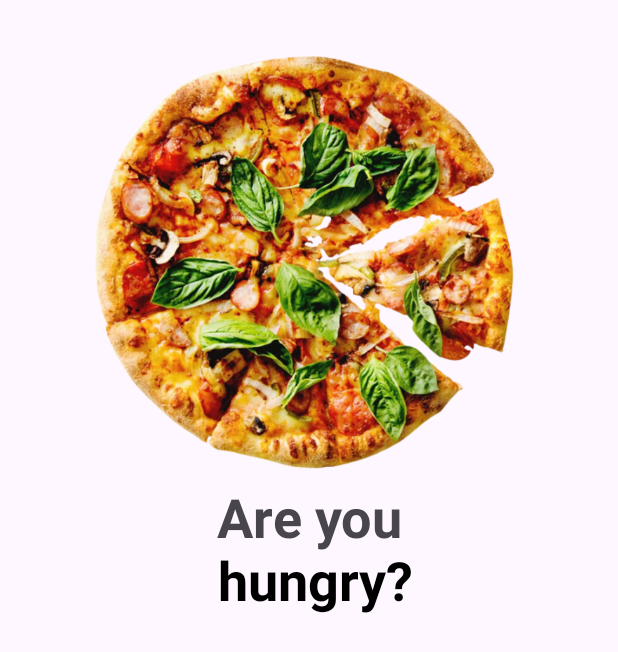
After one commit to onicacristina/HouseOfPizza-xml-version, an Android app: the layout fragment_get_started.xml on its own in the app's theme, with its tools: preview values and no code run, on a phone screen of 412 x 824 dp. The commit adds this screen. Shown: the top 652 px of the screen. Run offline under Robolectric (Android 15) with nearby library versions, the phone set to English and light mode, and no system bars.

Commit message:
get started screen

```diff
--- /dev/null
+++ b/app/src/main/res/layout/fragment_get_started.xml
@@ -0,0 +1,25 @@
+<?xml version="1.0" encoding="utf-8"?>
+<LinearLayout xmlns:android="http://schemas.android.com/apk/res/android"
+    xmlns:tools="http://schemas.android.com/tools"
+    android:layout_width="match_parent"
+    android:layout_height="match_parent"
+    android:orientation="vertical"
+    tools:context=".presentation.get_started.GetStartedFragment">
+
+    <ImageView
+        android:id="@+id/ivPizza"
+        android:layout_width="match_parent"
+        android:layout_height="290dp"
+        android:layout_marginTop="30dp"
+        android:src="@drawable/pizza_img" />
+
+    <TextView
+        android:id="@+id/tvTitle"
+        android:layout_width="match_parent"
+        android:layout_height="match_parent"
+        android:textStyle="bold"
+        android:textSize="36dp"
+        android:textAlignment="center"
+        android:text="@string/are_you_hungry" />
+
+</LinearLayout>
--- a/app/src/main/res/values/strings.xml
+++ b/app/src/main/res/values/strings.xml
@@ -5,4 +5,8 @@
     <string name="orders">Orders</string>
     <string name="settings">Settings</string>
     <string name="contact">Contact</string>
+
+    <!-- Get started -->
+    <string name="get_started">Get started</string>
+    <string name="are_you_hungry">Are you\n <font color="#FA5BO1">hungry?</font></string>
 </resources>
```
Also changed, not shown: app/src/main/java/com/example/myapplication/presentation/get_started/GetStartedFragment.kt (added, +39 -0 lines), app/src/main/java/com/example/myapplication/presentation/get_started/GetStartedViewModel.kt (added, +7 -0 lines), app/src/main/res/drawable/round_button.xml (added, +9 -0 lines), app/src/main/res/values/themes.xml (+12 -0 lines), app/src/main/res/drawable/pizza_img.png (added).
